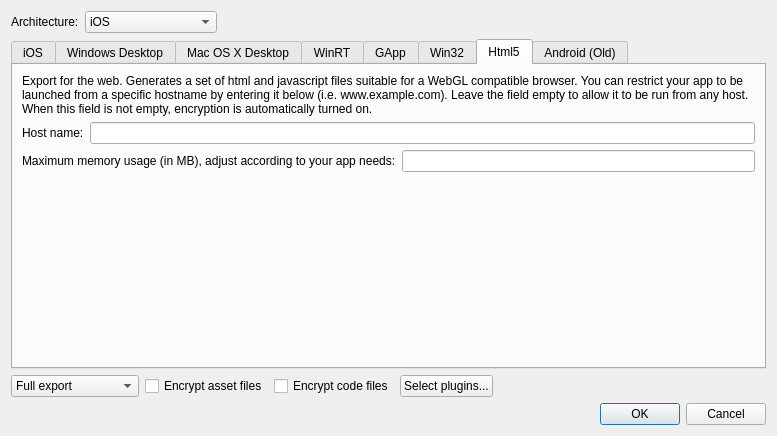
First picture: the form in ui/exportprojectdialog.ui, repository gideros/gideros, before the edit.
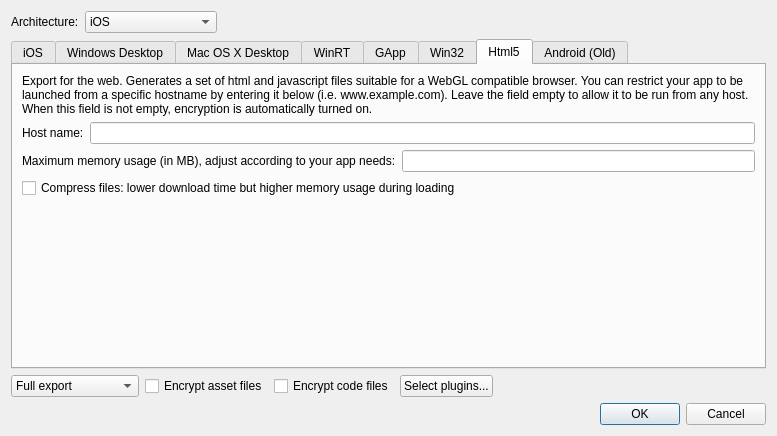
Second picture: the form after the edit. The open tabs and pages were chosen to show the change.

Commit message: [html5] Allow packed and original version [plugin/media] Fix new methods

Patch:
```diff
--- a/ui/exportprojectdialog.ui
+++ b/ui/exportprojectdialog.ui
@@ -478,6 +478,13 @@
          </item>
         </layout>
        </item>
+       <item>
+        <widget class="QCheckBox" name="html5_pack">
+         <property name="text">
+          <string>Compress files: lower download time but higher memory usage during loading</string>
+         </property>
+        </widget>
+       </item>
        <item>
         <spacer name="verticalSpacer_3">
          <property name="orientation">
```
Left out of the diff: 2 changed lines with no effect on the pictures. The commit also changes 11 other files.
